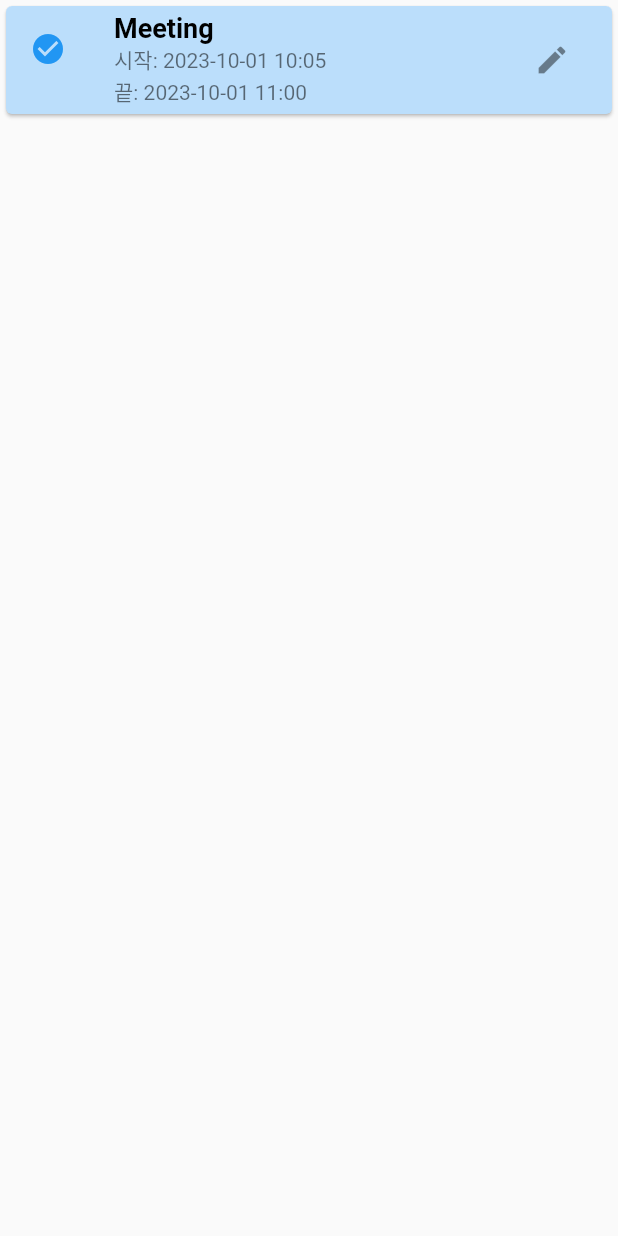
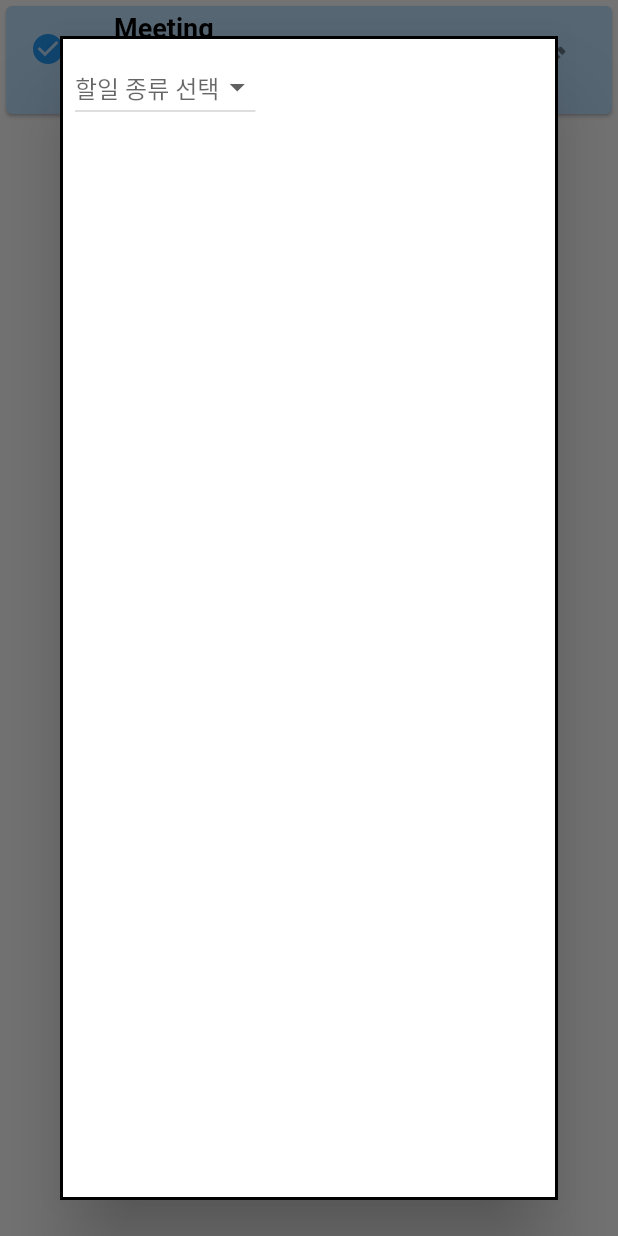
Before and after one commit to alskfl222/streamview-controller, a Flutter app: the CurrentTodoCard widget shown alone on an empty page, opened directly with sample values from the repository, after a tap on the "edit" icon, on a phone screen of 412 x 824 dp. Run offline on Flutter 3.47's test engine with Material 2 defaults, Android fonts, the phone set to English and light mode, and no system bars; our stand-ins replace firebase_auth, firebase_core, flutter_dotenv, go_router; missing offline and left inert: dart:html; accounts and stored records are empty; network calls fail.

Commit message:
Feat: button, style for current todo and todo items

```diff
--- a/lib/provider/todo.dart
+++ b/lib/provider/todo.dart
@@ -34,6 +34,18 @@ class TodoItem {
       endTime: json['endTime'] as String?,
     );
   }
+
+  TodoItem.copyFrom(TodoItem original)
+      : id = original.id,
+        type = original.type,
+        kind = original.kind,
+        activity = original.activity != null
+            ? Map<String, String?>.from(original.activity!)
+            : null,
+        addedTime = DateTime.now().toIso8601String(),
+        plannedStartTime = null,
+        actualStartTime = null,
+        endTime = null;
 
   Map<String, dynamic> toMap() {
     return {
@@ -86,6 +98,18 @@ class TodoItem {
     }
   }
 
+  Color getItemColor() {
+    if (id == 'default') {
+      return Colors.grey.shade300; // 할일이 없는 경우
+    } else if (actualStartTime == null && endTime == null) {
+      return Colors.orange.shade100; // 시작 전
+    } else if (actualStartTime != null && endTime == null) {
+      return Colors.green.shade100; // 진행 중
+    } else {
+      return Colors.blue.shade100; // 완료됨
+    }
+  }
+
   String get displayStatus {
     final formatter = DateFormat('yyyy-MM-dd HH:mm');
 
@@ -122,7 +146,7 @@ class TodoItem {
 class TodoProvider with ChangeNotifier {
   bool _isEditMode = false;
   DateTime _date =
-      DateTime(DateTime.now().year, DateTime.now().month, DateTime.now().day);
+  DateTime(DateTime.now().year, DateTime.now().month, DateTime.now().day);
   List<TodoItem> _todos = [];
   TodoItem? _currentTodo;
   TodoItem? _editingTodo;
@@ -146,9 +170,9 @@ class TodoProvider with ChangeNotifier {
       List.from(_defaultGameKinds)..addAll(_addedGameKinds);
 
   Map<String, dynamic> get todoData => {
-        'date': _date.toIso8601String(),
-        'todos': _todos.map((todo) => todo.toMap()).toList(),
-      };
+    'date': _date.toIso8601String(),
+    'todos': _todos.map((todo) => todo.toMap()).toList(),
+  };
 
   void enterEditMode(TodoItem todoItem) {
     _isEditMode = true;
@@ -163,7 +187,7 @@ class TodoProvider with ChangeNotifier {
   }
 
   void copyTodo(TodoItem todo) {
-    _copiedTodo = todo;
+    _copiedTodo = TodoItem.copyFrom(todo);
     notifyListeners();
   }
 
@@ -288,6 +312,24 @@ class TodoProvider with ChangeNotifier {
     return todo == _currentTodo;
   }
 
+  void startTodo(String todoId) {
+    int index = _todos.indexWhere((todo) => todo.id == todoId);
+    if (index != -1) {
+      _todos[index].actualStartTime = DateTime.now().toIso8601String();
+      notifyListeners();
+      findCurrentTodo();
+    }
+  }
+
+  void completeTodo(String todoId) {
+    int index = _todos.indexWhere((todo) => todo.id == todoId);
+    if (index != -1) {
+      _todos[index].endTime = DateTime.now().toIso8601String();
+      notifyListeners();
+      findCurrentTodo();
+    }
+  }
+
   void addGameKind(String newGameKind) {
     if (!_defaultGameKinds.contains(newGameKind) &&
         !_addedGameKinds.contains(newGameKind)) {
--- a/lib/todo/current.dart
+++ b/lib/todo/current.dart
@@ -1,5 +1,7 @@
 import 'package:flutter/material.dart';
+import 'package:provider/provider.dart';
 import 'package:streamview_controller/provider/todo.dart';
+import 'package:streamview_controller/todo/input/container.dart';
 
 class CurrentTodoCard extends StatelessWidget {
   final TodoItem? todo;
@@ -8,21 +10,65 @@ class CurrentTodoCard extends StatelessWidget {
 
   @override
   Widget build(BuildContext context) {
+    // 할일 상태에 따른 버튼을 생성합니다.
+
+    List<Widget> buildActionButtons() {
+      final todoProvider = Provider.of<TodoProvider>(context, listen: false);
+      List<Widget> buttons = [];
+
+      if (todo != null && todo!.id != 'default') {
+        // 할일이 "시작" 상태인 경우
+        if (todo!.actualStartTime == null && todo!.endTime == null) {
+          buttons.add(
+            IconButton(
+              icon: const Icon(Icons.play_arrow),
+              onPressed: () {
+                // 시작 로직 구현
+                todoProvider.startTodo(todo!.id);
+              },
+            ),
+          );
+        }
+
+        // 할일이 진행 중인 경우 "완료" 버튼
+        if (todo!.actualStartTime != null && todo!.endTime == null) {
+          buttons.add(
+            IconButton(
+              icon: const Icon(Icons.check),
+              onPressed: () {
+                // 완료 로직 구현
+                todoProvider.completeTodo(todo!.id);
+              },
+            ),
+          );
+        }
+
+        // "수정" 버튼
+        buttons.add(
+          IconButton(
+            icon: const Icon(Icons.edit),
+            onPressed: () {
+              // 수정 로직 구현
+              _onPressedEdit(context, todo!);
+            },
+          ),
+        );
+      }
+
+      return buttons;
+    }
+
     return SizedBox(
       height: 80, // 카드의 높이를 100픽셀로 고정
       child: Card(
-        color: todo == null || todo!.id == 'default'
-            ? Colors.grey.shade300
-            : Colors.blue.shade100,
+        color: todo?.getItemColor() ?? Colors.grey.shade300,
         child: Center(
           child: ListTile(
             leading: todo == null || todo!.id == 'default'
                 ? const Icon(Icons.hourglass_empty, color: Colors.grey)
                 : todo!.statusIcon,
             title: Text(
-              todo == null || todo!.id == 'default'
-                  ? '할일이 없습니다'
-                  : todo!.kind,
+              todo == null || todo!.id == 'default' ? '할일이 없습니다' : todo!.kind,
               style: TextStyle(
                 fontSize: 18,
                 fontWeight: FontWeight.bold,
@@ -34,18 +80,27 @@ class CurrentTodoCard extends StatelessWidget {
             subtitle: todo != null && todo!.id != 'default'
                 ? Text(todo!.displayStatus)
                 : null,
-            trailing: todo != null && todo!.id != 'default'
-                ? IconButton(
-              icon: const Icon(Icons.edit),
-              onPressed: () {
-                // 편집 로직 구현
-              },
-            )
-                : null,
+            trailing: Row(
+              mainAxisSize: MainAxisSize.min,
+              children: buildActionButtons(),
+            ),
             // ... 기타 세부사항 표시
           ),
         ),
       ),
     );
   }
+
+  void _onPressedEdit(BuildContext context, TodoItem todo) {
+    final todoProvider = Provider.of<TodoProvider>(context, listen: false);
+    todoProvider.enterEditMode(todo);
+
+    showDialog(
+        context: context,
+        builder: (BuildContext context) {
+          return const Dialog(child: TodoInputWidget());
+        }).then((_) {
+      todoProvider.exitEditMode();
+    });
+  }
 }
--- a/lib/todo/input/container.dart
+++ b/lib/todo/input/container.dart
@@ -186,7 +186,6 @@ class _TodoInputWidgetState extends State<TodoInputWidget> {
     );
 
     if (selectedTime != null) {
-      DateTime now = DateTime.now();
       DateTime selectedDateTime = DateTime(
         todoProvider.date.year, // 선택된 날짜의 연도
         todoProvider.date.month, // 선택된 날짜의 월
@@ -206,8 +205,7 @@ class _TodoInputWidgetState extends State<TodoInputWidget> {
   void _handleAddTodo() {
     TodoProvider todoProvider =
         Provider.of<TodoProvider>(context, listen: false);
-    _selected.forEach((key, value) {
-    });
+    _selected.forEach((key, value) {});
     if (_selected['type'] != null) {
       final todoItem = TodoItem(
         id: todoProvider.isEditMode
@@ -222,6 +220,8 @@ class _TodoInputWidgetState extends State<TodoInputWidget> {
         activity: _selected['activity'],
         addedTime: DateTime.now().toIso8601String(),
         plannedStartTime: _selected['plannedStartTime'],
+        actualStartTime: _selected['actualStartTime'],
+        endTime: _selected['endTime'],
       );
 
       if (!todoProvider.gameKinds.contains(_otherGameController.text) &&
```
Also changed, not shown: lib/todo/item.dart (+29 -6 lines).
